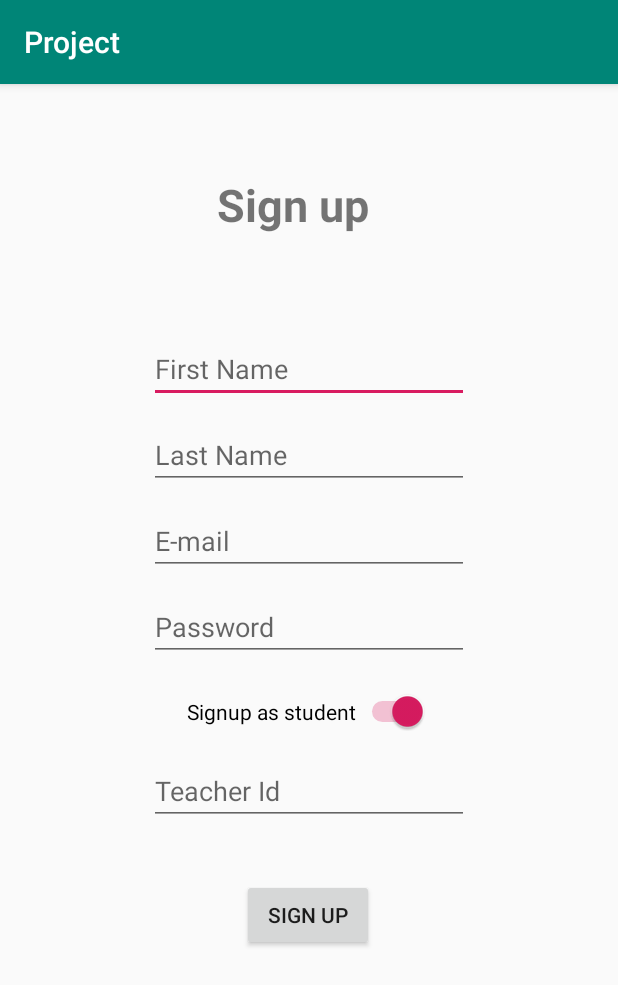
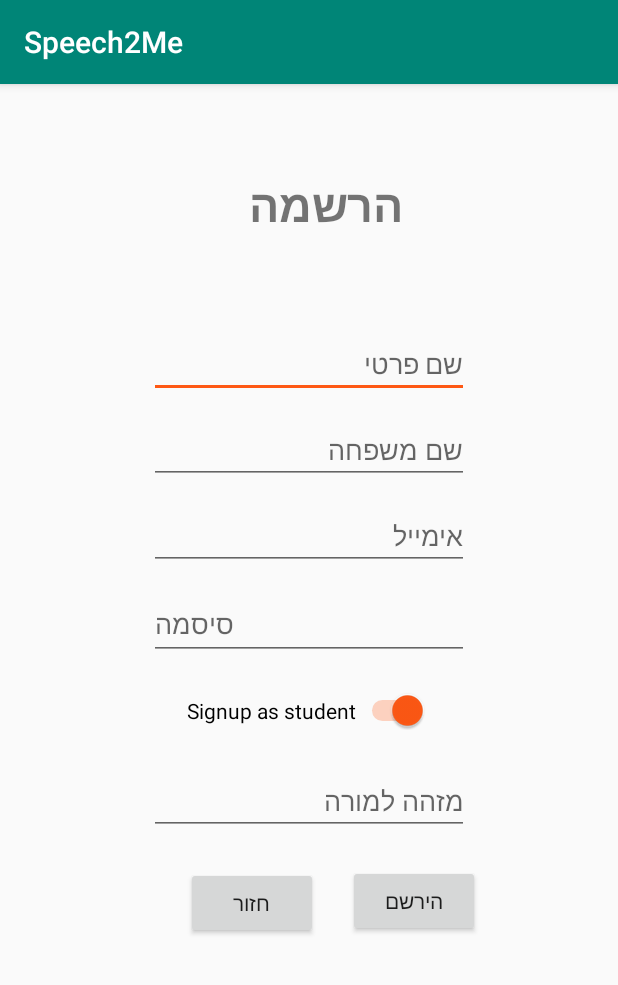
Before and after one commit to miriDcoder/Speech2Me-Client, an Android app: the SignUp screen opened directly, with no data from a screen before it, on a phone screen of 412 x 824 dp. Shown: the top 985 px of the screen. Run offline under Robolectric (Android 15) with nearby library versions, the phone set to English and light mode, and no system bars.

Commit message:
opening screen and additions

```diff
--- a/app/src/main/AndroidManifest.xml
+++ b/app/src/main/AndroidManifest.xml
@@ -9,7 +9,7 @@
         android:roundIcon="@mipmap/ic_launcher_round"
         android:supportsRtl="true"
         android:theme="@style/AppTheme">
-        <activity android:name=".SignUp"></activity>
+        <activity android:name=".SignUp" />
         <activity android:name=".MainActivity">
             <intent-filter>
                 <action android:name="android.intent.action.MAIN" />
@@ -17,6 +17,8 @@
                 <category android:name="android.intent.category.LAUNCHER" />
             </intent-filter>
         </activity>
+        <activity android:name=".LoginPage" />
+        <activity android:name=".MyStudentProfile"></activity>
     </application>
 
 </manifest>
--- a/app/src/main/java/com/example/project/SignUp.java
+++ b/app/src/main/java/com/example/project/SignUp.java
@@ -1,6 +1,7 @@
 package com.example.project;
 
 import android.content.Context;
+import android.content.Intent;
 import android.graphics.Color;
 import android.os.Bundle;
 import android.support.v7.app.AppCompatActivity;
@@ -20,12 +21,14 @@ public class SignUp extends AppCompatActivity {
         setContentView(R.layout.activity_sign_up);
 
         Button btnSignUp = (Button)findViewById(R.id.buttonSignup);
+        Button btnBack = (Button)findViewById(R.id.buttonBack);
         final EditText editTextFirstName = (EditText) findViewById(R.id.editTextFirstName);
         final EditText editTextLastName = (EditText) findViewById(R.id.editTextLastName);
         final EditText editTextEmail = (EditText) findViewById(R.id.editTextEmail);
         final EditText editTextPassword = (EditText)findViewById(R.id.editTextPassword);
         final Switch switchIsStudent = (Switch) findViewById(R.id.switchSignupAsStudent);
         final EditText editTextTeacherId = (EditText)findViewById(R.id.editTextTeacherId);
+
 
         btnSignUp.setOnClickListener(new View.OnClickListener() {
             @Override
@@ -75,7 +78,16 @@ public class SignUp extends AppCompatActivity {
                 editTextTeacherId.setEnabled(isChecked);
             }
         });
+
+        btnBack.setOnClickListener(new View.OnClickListener(){
+            @Override
+            public void onClick(View v){
+                startActivity(new Intent(SignUp.this, LoginPage.class));
+            }
+        });
     }
+
+
 
     private boolean validateUserDetails(EditText iFirstName, EditText iLastName, EditText iEmail,
                                         EditText iPassword, boolean iIsStudent, EditText iTeacherID){
--- a/app/src/main/java/com/example/project/Student.java
+++ b/app/src/main/java/com/example/project/Student.java
@@ -1,6 +1,6 @@
 package com.example.project;
 
-public class Student extends User {
+public class  Student extends User {
     private int mLevel;
     private String mAge;
     private int mScore;
--- a/app/src/main/res/layout/activity_sign_up.xml
+++ b/app/src/main/res/layout/activity_sign_up.xml
@@ -1,10 +1,14 @@
 <?xml version="1.0" encoding="utf-8"?>
-<android.support.constraint.ConstraintLayout xmlns:android="http://schemas.android.com/apk/res/android"
+<ScrollView
+    xmlns:android="http://schemas.android.com/apk/res/android"
     xmlns:app="http://schemas.android.com/apk/res-auto"
     xmlns:tools="http://schemas.android.com/tools"
     android:layout_width="match_parent"
     android:layout_height="match_parent"
     tools:context=".SignUp">
+    <android.support.constraint.ConstraintLayout
+        android:layout_width="match_parent"
+        android:layout_height="match_parent">
 
     <Switch
         android:id="@+id/switchSignupAsStudent"
@@ -35,7 +39,7 @@
             android:layout_marginEnd="8dp"
             android:layout_marginRight="8dp"
             android:ems="10"
-        android:hint="First Name"
+            android:hint="שם פרטי"
             android:inputType="textPersonName"
             app:layout_constraintEnd_toEndOf="parent"
             app:layout_constraintStart_toStartOf="parent"
@@ -44,13 +48,13 @@
         <TextView
             android:id="@+id/textViewSignup"
             android:layout_width="123dp"
-        android:layout_height="47dp"
+            android:layout_height="44dp"
             android:layout_marginStart="8dp"
             android:layout_marginLeft="8dp"
             android:layout_marginTop="60dp"
             android:layout_marginEnd="8dp"
             android:layout_marginRight="8dp"
-        android:text="Sign up"
+            android:text="הרשמה"
             android:textSize="30sp"
             android:textStyle="bold"
             app:layout_constraintEnd_toEndOf="parent"
@@ -67,7 +71,7 @@
             android:layout_marginEnd="8dp"
             android:layout_marginRight="8dp"
             android:ems="10"
-        android:hint="Last Name"
+            android:hint="שם משפחה"
             android:inputType="textPersonName"
             app:layout_constraintEnd_toEndOf="parent"
             app:layout_constraintStart_toStartOf="parent"
@@ -83,7 +87,7 @@
             android:layout_marginEnd="8dp"
             android:layout_marginRight="8dp"
             android:ems="10"
-        android:hint="E-mail"
+            android:hint="אימייל"
             android:inputType="textEmailAddress"
             app:layout_constraintEnd_toEndOf="parent"
             app:layout_constraintStart_toStartOf="parent"
@@ -92,18 +96,20 @@
         <EditText
             android:id="@+id/editTextPassword"
             android:layout_width="wrap_content"
-        android:layout_height="wrap_content"
+            android:layout_height="48dp"
             android:layout_marginStart="8dp"
             android:layout_marginLeft="8dp"
             android:layout_marginTop="12dp"
             android:layout_marginEnd="8dp"
             android:layout_marginRight="8dp"
             android:ems="10"
-        android:hint="Password "
+            android:layoutDirection="ltr"
+            android:hint="סיסמה"
             android:inputType="textPassword"
             app:layout_constraintEnd_toEndOf="parent"
             app:layout_constraintStart_toStartOf="parent"
-        app:layout_constraintTop_toBottomOf="@+id/editTextEmail" />
+            app:layout_constraintTop_toBottomOf="@+id/editTextEmail"
+            />
 
         <EditText
             android:id="@+id/editTextTeacherId"
@@ -111,15 +117,18 @@
             android:layout_height="wrap_content"
             android:layout_marginStart="8dp"
             android:layout_marginLeft="8dp"
-        android:layout_marginTop="44dp"
+            android:layout_marginTop="24dp"
             android:layout_marginEnd="8dp"
             android:layout_marginRight="8dp"
+            android:layout_marginBottom="8dp"
             android:ems="10"
-        android:hint="Teacher Id"
+            android:hint="מזהה למורה"
             android:inputType="numberDecimal"
+            app:layout_constraintBottom_toBottomOf="parent"
             app:layout_constraintEnd_toEndOf="parent"
             app:layout_constraintStart_toStartOf="parent"
-        app:layout_constraintTop_toTopOf="@+id/switchSignupAsStudent" />
+            app:layout_constraintTop_toBottomOf="@+id/switchSignupAsStudent"
+            app:layout_constraintVertical_bias="0.0" />
 
         <Button
             android:id="@+id/buttonSignup"
@@ -127,13 +136,30 @@
             android:layout_height="wrap_content"
             android:layout_marginStart="8dp"
             android:layout_marginLeft="8dp"
-        android:layout_marginTop="36dp"
+            android:layout_marginTop="20dp"
             android:layout_marginEnd="8dp"
             android:layout_marginRight="8dp"
-        android:text="Sign up"
+            android:layout_marginBottom="25dp"
+            android:text="הירשם"
+            app:layout_constraintBottom_toBottomOf="parent"
             app:layout_constraintEnd_toEndOf="parent"
-        app:layout_constraintHorizontal_bias="0.498"
+            app:layout_constraintHorizontal_bias="0.728"
             app:layout_constraintStart_toStartOf="parent"
-        app:layout_constraintTop_toBottomOf="@+id/editTextTeacherId" />
+            app:layout_constraintTop_toBottomOf="@+id/editTextTeacherId"
+            app:layout_constraintVertical_bias="1.0" />
+
+        <Button
+            android:id="@+id/buttonBack"
+            android:layout_width="wrap_content"
+            android:layout_height="wrap_content"
+            android:layout_marginStart="8dp"
+            android:layout_marginLeft="8dp"
+            android:layout_marginBottom="24dp"
+            android:text="חזור"
+            app:layout_constraintBottom_toBottomOf="parent"
+            app:layout_constraintEnd_toStartOf="@+id/buttonSignup"
+            app:layout_constraintHorizontal_bias="0.853"
+            app:layout_constraintStart_toStartOf="parent" />
 
     </android.support.constraint.ConstraintLayout>
+</ScrollView>
--- a/app/src/main/res/values/colors.xml
+++ b/app/src/main/res/values/colors.xml
@@ -2,5 +2,5 @@
 <resources>
     <color name="colorPrimary">#008577</color>
     <color name="colorPrimaryDark">#00574B</color>
-    <color name="colorAccent">#D81B60</color>
+    <color name="colorAccent">#fe5814</color>
 </resources>
--- a/app/src/main/res/values/strings.xml
+++ b/app/src/main/res/values/strings.xml
@@ -1,3 +1,3 @@
 <resources>
-    <string name="app_name">Project</string>
+    <string name="app_name">Speech2Me</string>
 </resources>
```
Also changed, not shown: app/src/main/java/com/example/project/MainActivity.java (+11 -81 lines), app/src/main/res/layout/activity_main.xml (+44 -57 lines). Lines whose indentation alone changed are shown as unchanged.
